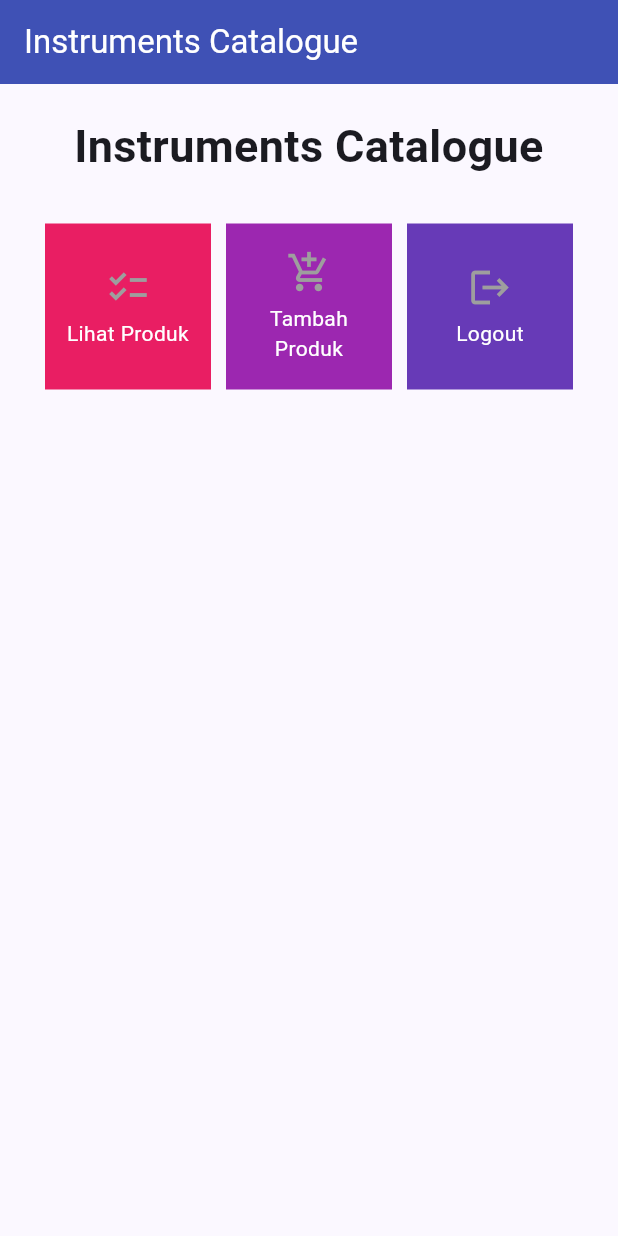
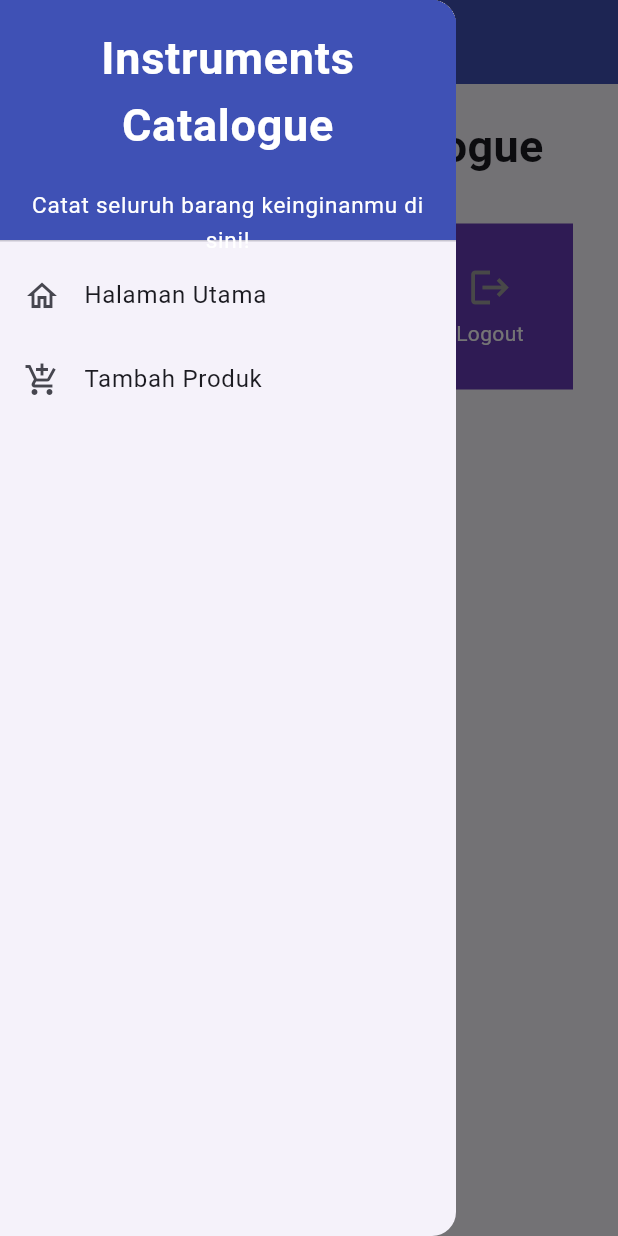
Before and after one commit to raisadiandra/instruments-catalogue-mobile, a Flutter app: the screen it shows after launch, with the side drawer open (before the commit the screen has no drawer), on a phone screen of 412 x 824 dp. Run offline on Flutter 3.47's test engine with Material 2 defaults, Android fonts, the phone set to English and light mode, and no system bars.

Commit message:
tugas 8 done

```diff
--- a/lib/main.dart
+++ b/lib/main.dart
@@ -1,5 +1,5 @@
 import 'package:flutter/material.dart';
-import 'package:instruments_catalogue/menu.dart';
+import 'package:instruments_catalogue/screens/menu.dart';
 
 void main() {
   runApp(const MyApp());
--- a/lib/menu.dart
+++ b/lib/screens/menu.dart
@@ -1,4 +1,6 @@
 import 'package:flutter/material.dart';
+import 'package:instruments_catalogue/widgets/left_drawer.dart';
+import 'package:instruments_catalogue/widgets/shop_card.dart';
 
 class MyHomePage extends StatelessWidget {
   MyHomePage({Key? key}) : super(key: key);
@@ -19,6 +21,7 @@
         backgroundColor: Colors.indigo,
         foregroundColor: Colors.white,
       ),
+      drawer: const LeftDrawer(),
       body: SingleChildScrollView(
         // Widget wrapper yang dapat discroll
         child: Padding(
@@ -59,56 +62,3 @@
     );
   }
 }
-
-class ShopItem {
-  final String name;
-  final IconData icon;
-  final Color color;
-
-  ShopItem(this.name, this.icon, this.color);
-}
-
-class ShopCard extends StatelessWidget {
-  final ShopItem item;
-
-  const ShopCard(this.item, {super.key}); // Constructor
-
-  @override
-  Widget build(BuildContext context) {
-    return Material(
-      color: item.color,
-      child: InkWell(
-        // Area responsive terhadap sentuhan
-        onTap: () {
-          // Memunculkan SnackBar ketika diklik
-          ScaffoldMessenger.of(context)
-            ..hideCurrentSnackBar()
-            ..showSnackBar(SnackBar(
-                content: Text("Kamu telah menekan tombol ${item.name}!")));
-        },
-        child: Container(
-          // Container untuk menyimpan Icon dan Text
-          padding: const EdgeInsets.all(8),
-          child: Center(
-            child: Column(
-              mainAxisAlignment: MainAxisAlignment.center,
-              children: [
-                Icon(
-                  item.icon,
-                  color: Colors.grey,
-                  size: 30.0,
-                ),
-                const Padding(padding: EdgeInsets.all(3)),
-                Text(
-                  item.name,
-                  textAlign: TextAlign.center,
-                  style: const TextStyle(color: Colors.white),
-                ),
-              ],
-            ),
-          ),
-        ),
-      ),
-    );
-  }
-}
--- /dev/null
+++ b/lib/widgets/left_drawer.dart
@@ -0,0 +1,68 @@
+import 'package:flutter/material.dart';
+import 'package:instruments_catalogue/screens/menu.dart';
+import 'package:instruments_catalogue/screens/shoplist_form.dart';
+
+class LeftDrawer extends StatelessWidget {
+  const LeftDrawer({super.key});
+
+  @override
+  Widget build(BuildContext context) {
+    return Drawer(
+      child: ListView(
+        children: [
+          const DrawerHeader(
+            decoration: BoxDecoration(
+              color: Colors.indigo,
+            ),
+            child: Column(
+              children: [
+                Text(
+                  'Instruments Catalogue',
+                  textAlign: TextAlign.center,
+                  style: TextStyle(
+                    fontSize: 30,
+                    fontWeight: FontWeight.bold,
+                    color: Colors.white,
+                  ),
+                ),
+                Padding(padding: EdgeInsets.all(10)),
+                Text(
+                  "Catat seluruh barang keinginanmu di sini!",
+                  textAlign: TextAlign.center,
+                  style: TextStyle(
+                    fontSize: 15,
+                    color: Colors.white,
+                  ),
+                ),
+              ],
+            ),
+          ),
+          ListTile(
+            leading: const Icon(Icons.home_outlined),
+            title: const Text('Halaman Utama'),
+            // Bagian redirection ke MyHomePage
+            onTap: () {
+              Navigator.pushReplacement(
+                  context,
+                  MaterialPageRoute(
+                    builder: (context) => MyHomePage(),
+                  ));
+            },
+          ),
+          ListTile(
+            leading: const Icon(Icons.add_shopping_cart),
+            title: const Text('Tambah Produk'),
+            // Bagian redirection ke ShopFormPage
+            onTap: () {
+              Navigator.pushReplacement(
+                  context,
+                  MaterialPageRoute(
+                    builder: (context) => const ShopFormPage(),
+                  ));
+            },
+          ),
+        ],
+      ),
+    );
+  }
+}
--- /dev/null
+++ b/lib/widgets/shop_card.dart
@@ -0,0 +1,64 @@
+import 'package:flutter/material.dart';
+import 'package:instruments_catalogue/screens/shoplist_form.dart';
+
+class ShopItem {
+  final String name;
+  final IconData icon;
+  final Color color;
+
+  ShopItem(this.name, this.icon, this.color);
+}
+
+class ShopCard extends StatelessWidget {
+  final ShopItem item;
+
+  const ShopCard(this.item, {super.key}); // Constructor
+
+  @override
+  Widget build(BuildContext context) {
+    return Material(
+      color: item.color,
+      child: InkWell(
+        // Area responsive terhadap sentuhan
+        onTap: () {
+          // Memunculkan SnackBar ketika diklik
+          ScaffoldMessenger.of(context)
+            ..hideCurrentSnackBar()
+            ..showSnackBar(SnackBar(
+                content: Text("Kamu telah menekan tombol ${item.name}!")));
+
+          // Navigate ke route yang sesuai (tergantung jenis tombol)
+          if (item.name == "Tambah Produk") {
+            Navigator.pushReplacement(
+                context,
+                MaterialPageRoute(
+                  builder: (context) => const ShopFormPage(),
+                ));
+          }
+        },
+        child: Container(
+          // Container untuk menyimpan Icon dan Text
+          padding: const EdgeInsets.all(8),
+          child: Center(
+            child: Column(
+              mainAxisAlignment: MainAxisAlignment.center,
+              children: [
+                Icon(
+                  item.icon,
+                  color: Colors.grey,
+                  size: 30.0,
+                ),
+                const Padding(padding: EdgeInsets.all(3)),
+                Text(
+                  item.name,
+                  textAlign: TextAlign.center,
+                  style: const TextStyle(color: Colors.white),
+                ),
+              ],
+            ),
+          ),
+        ),
+      ),
+    );
+  }
+}
```
Also changed, not shown: lib/screens/shoplist_form.dart (added, +186 -0 lines), 1 other file.
